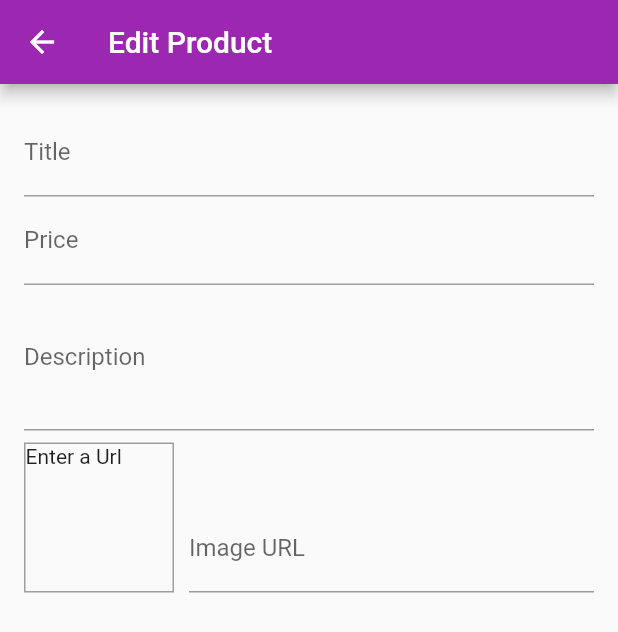
After one commit to hoaibv/ShopAPP, a Flutter app: the EditProductScreen screen opened by its route, on a phone screen of 412 x 824 dp. The commit adds this screen. Shown: the top 632 px of the screen. Run offline on Flutter 3.47's test engine with Material 2 defaults, Android fonts, the phone set to English and light mode, and no system bars; our stand-ins replace device_preview; network calls fail.

Commit message:
012 Image Input & Image Preview

```diff
--- a/lib/main.dart
+++ b/lib/main.dart
@@ -5,6 +5,7 @@ import 'package:provider/provider.dart';
 import 'package:shop_app/providers/cart.dart';
 import 'package:shop_app/providers/products_providers.dart';
 import 'package:shop_app/screens/cart_screen.dart';
+import 'package:shop_app/screens/edit_product_screen.dart';
 import 'package:shop_app/screens/products_overview_screen.dart';
 import 'package:shop_app/screens/user_product_screen.dart';
 
@@ -46,6 +47,7 @@ class MyApp extends StatelessWidget {
           CartScreen.routeName: (context) => CartScreen(),
           OrderScreen.routeName: (context) => OrderScreen(),
           UserProductScreen.routName: (context) => UserProductScreen(),
+          EditProductScreen.routeName: (context) => EditProductScreen(),
         },
       ),
     );
--- /dev/null
+++ b/lib/screens/edit_product_screen.dart
@@ -0,0 +1,104 @@
+import 'package:flutter/material.dart';
+
+class EditProductScreen extends StatefulWidget {
+  const EditProductScreen({Key? key}) : super(key: key);
+  static const routeName = '/edit_product';
+
+  @override
+  State<EditProductScreen> createState() => _EditProductScreenState();
+}
+
+class _EditProductScreenState extends State<EditProductScreen> {
+  final _priceFocusNode = FocusNode();
+  final _descriptionFocusNode = FocusNode();
+  final _imageUrlController = TextEditingController();
+  final _imageUrlFocusNode = FocusNode();
+
+  void init() {
+    _imageUrlFocusNode.addListener(_updateImageUrl);
+  }
+
+  @override
+  void dispose() {
+    _priceFocusNode.dispose();
+    _descriptionFocusNode.dispose();
+    _imageUrlController.dispose();
+    _imageUrlFocusNode.removeListener(_updateImageUrl);
+  }
+
+  void _updateImageUrl() {
+    if (!_imageUrlFocusNode.hasFocus) {
+      setState(() {
+
+      });
+    }
+  }
+
+  @override
+  Widget build(BuildContext context) {
+    return Scaffold(
+      appBar: AppBar(
+        title: const Text('Edit Product'),
+      ),
+      body: Padding(
+        padding: const EdgeInsets.all(16.0),
+        child: Form(
+          child: ListView(
+            children: [
+              TextFormField(
+                decoration: const InputDecoration(labelText: 'Title'),
+                textInputAction: TextInputAction.next,
+                onFieldSubmitted: (_) {
+                  FocusScope.of(context).requestFocus(_priceFocusNode);
+                },
+              ),
+              TextFormField(
+                decoration: const InputDecoration(labelText: 'Price'),
+                textInputAction: TextInputAction.next,
+                keyboardType: TextInputType.number,
+                focusNode: _priceFocusNode,
+                onFieldSubmitted: (_) {
+                  FocusScope.of(context).requestFocus(_descriptionFocusNode);
+                },
+              ),
+              TextFormField(
+                decoration: const InputDecoration(labelText: 'Description'),
+                maxLines: 3,
+                keyboardType: TextInputType.multiline,
+              ),
+              Row(
+                crossAxisAlignment: CrossAxisAlignment.end,
+                children: [
+                  Container(
+                    width: 100,
+                    height: 100,
+                    margin: const EdgeInsets.only(
+                      top: 8,
+                      right: 10,
+                    ),
+                    decoration: BoxDecoration(border: Border.all(width: 1, color: Colors.grey)),
+                    child: _imageUrlController.text.isEmpty
+                        ? const Text('Enter a Url')
+                        : FittedBox(
+                      fit: BoxFit.cover,
+                      child: Image.network(_imageUrlController.text),
+                    ),
+                  ),
+                  Expanded(
+                    child: TextFormField(
+                      decoration: const InputDecoration(labelText: 'Image URL'),
+                      keyboardType: TextInputType.url,
+                      textInputAction: TextInputAction.done,
+                      controller: _imageUrlController,
+                      focusNode: _imageUrlFocusNode,
+                    ),
+                  )
+                ],
+              )
+            ],
+          ),
+        ),
+      ),
+    );
+  }
+}
--- a/lib/screens/user_product_screen.dart
+++ b/lib/screens/user_product_screen.dart
@@ -1,6 +1,7 @@
 import 'package:flutter/material.dart';
 import 'package:provider/provider.dart';
 import 'package:shop_app/providers/products_providers.dart';
+import 'package:shop_app/screens/edit_product_screen.dart';
 import 'package:shop_app/widgets/user_product_items.dart';
 
 import '../widgets/app_drawer.dart';
@@ -15,7 +16,13 @@ class UserProductScreen extends StatelessWidget {
     return Scaffold(
       appBar: AppBar(
         title: const Text('Your Product'),
-        actions: [IconButton(onPressed: () {}, icon: const Icon(Icons.add))],
+        actions: [
+          IconButton(
+              onPressed: () {
+                Navigator.of(context).pushNamed(EditProductScreen.routeName);
+              },
+              icon: const Icon(Icons.add))
+        ],
       ),
       drawer: const AppDrawer(),
       body: Padding(
```
Also changed, not shown: lib/widgets/user_product_items.dart (+9 -3 lines).
